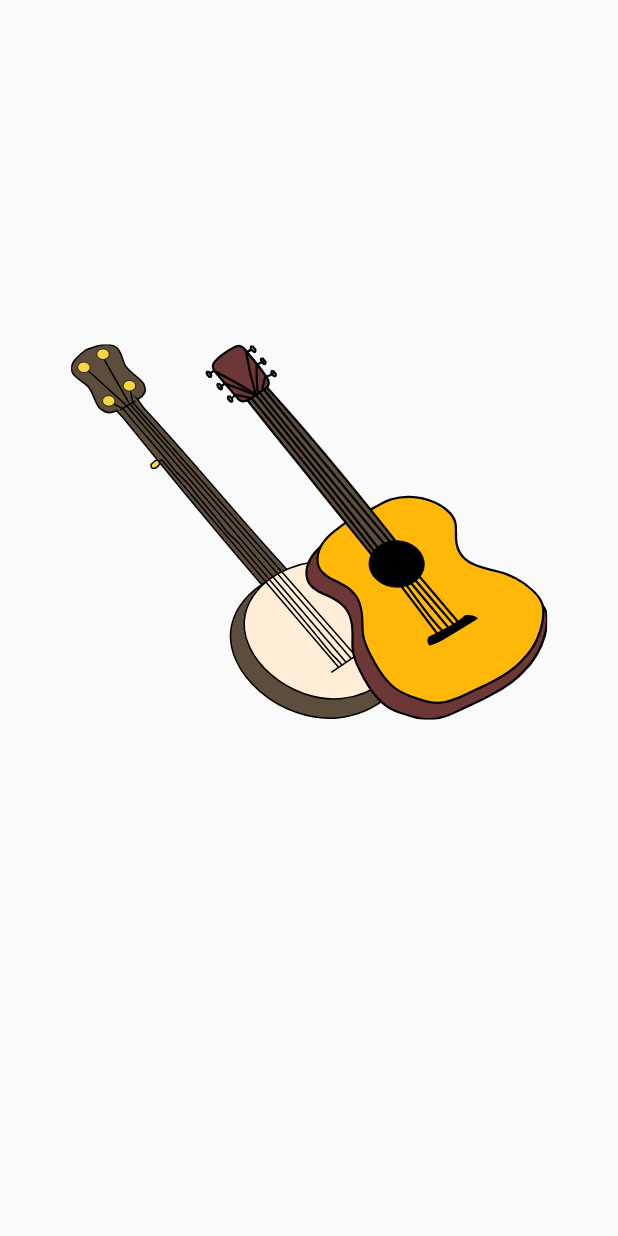
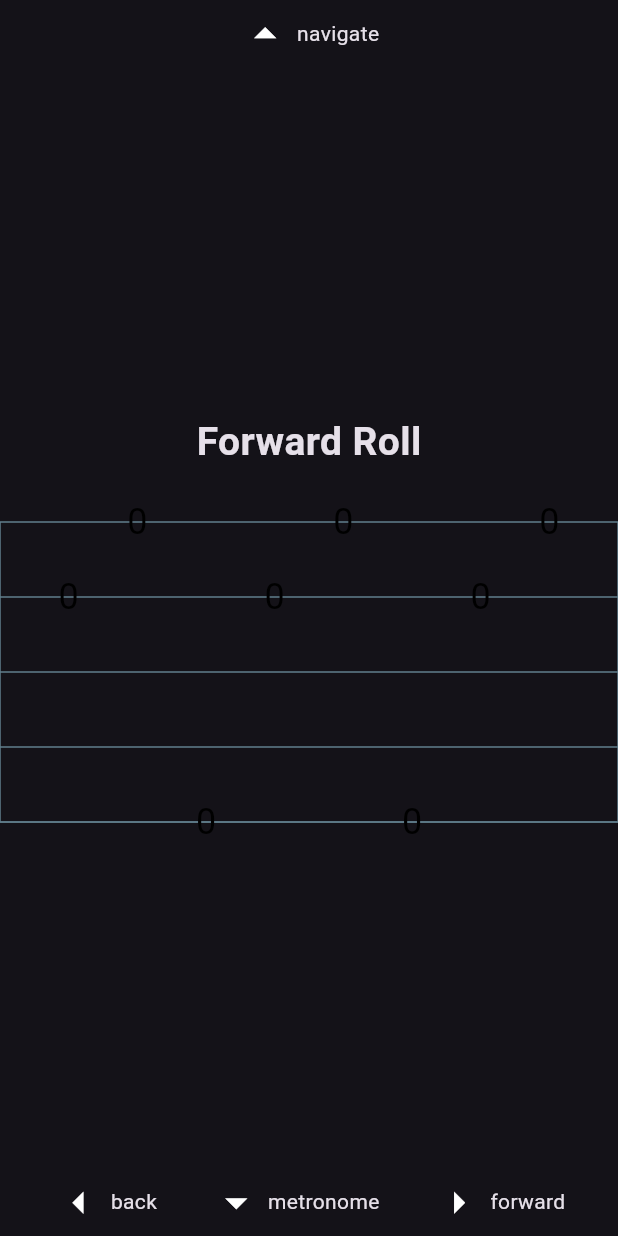
Before and after one commit to eighty4/picking, a Flutter app: the screen it shows after launch, on a phone screen of 412 x 824 dp. Run offline on Flutter 3.47's test engine with Material 2 defaults, Android fonts, the phone set to English and light mode, and no system bars; our stand-ins replace flutter_svg, google_fonts.

Commit message:
design desktop and tp screen layout

```diff
--- a/lib/libtab/context.dart
+++ b/lib/libtab/context.dart
@@ -1,15 +1,15 @@
-import 'package:flutter/widgets.dart';
+import 'package:flutter/material.dart';
 
 class TabContext {
   final Color backgroundColor;
   final Color lineColor;
   final Color notationColor;
 
-  const TabContext({
-    this.backgroundColor = const Color.fromARGB(255, 255, 255, 255),
-    this.lineColor = const Color.fromARGB(255, 96, 125, 139),
-    this.notationColor = const Color.fromARGB(255, 0, 0, 0),
-  });
+  TabContext.forBrightness(Brightness brightness)
+      : backgroundColor = Colors.transparent,
+        lineColor = Colors.blueGrey,
+        notationColor =
+            brightness == Brightness.dark ? Colors.white : Colors.black;
 
   Paint linePaint(
       {double width = 1, PaintingStyle style = PaintingStyle.stroke}) {
--- a/lib/libtab/display/measure.dart
+++ b/lib/libtab/display/measure.dart
@@ -2,14 +2,14 @@ import 'package:flutter/widgets.dart';
 import 'package:picking/libtab/libtab.dart';
 
 class MeasureDisplay extends StatelessWidget {
-  final TabContext ctx;
+  final TabContext tabContext;
   final Instrument instrument;
   final bool last;
   final Measure measure;
 
   const MeasureDisplay(this.measure,
       {Key? key,
-      this.ctx = const TabContext(),
+      required this.tabContext,
       required this.instrument,
       this.last = false})
       : super(key: key);
@@ -17,11 +17,11 @@ class MeasureDisplay extends StatelessWidget {
   @override
   Widget build(BuildContext context) {
     return Container(
-        color: ctx.backgroundColor,
+        color: tabContext.backgroundColor,
         child: CustomPaint(
             willChange: false,
             size: const Size(550, 200),
-            painter: MeasurePainter(ctx, instrument, measure, last)));
+            painter: MeasurePainter(tabContext, instrument, measure, last)));
   }
 }
 
@@ -31,7 +31,7 @@ class MeasurePainter extends CustomPainter {
   static const double repeatLineOffset = repeatBarWidth + repeatBarOffset;
   static const double repeatLineWidth = 1;
   static const double repeatCircleOffset = 13;
-  final TabContext ctx;
+  final TabContext tabContext;
   final Instrument instrument;
   final Measure measure;
   final bool last;
@@ -40,9 +40,9 @@ class MeasurePainter extends CustomPainter {
   double eighthSpacing = 0;
   double stringSpacing = 0;
 
-  MeasurePainter(this.ctx, this.instrument, this.measure, this.last)
-      : linePaint = ctx.linePaint(),
-        notationPaint = ctx.notationPaint();
+  MeasurePainter(this.tabContext, this.instrument, this.measure, this.last)
+      : linePaint = tabContext.linePaint(),
+        notationPaint = tabContext.notationPaint();
 
   @override
   void paint(Canvas canvas, Size size) {
@@ -75,11 +75,11 @@ class MeasurePainter extends CustomPainter {
     double lineOffset = end ? size.width - offset : offset;
     path.moveTo(lineOffset, 0);
     path.lineTo(lineOffset, size.height);
-    canvas.drawPath(path, ctx.linePaint(width: width));
+    canvas.drawPath(path, tabContext.linePaint(width: width));
   }
 
   void paintRepeatDots(Canvas canvas, Size size, bool end) {
-    var paint = ctx.linePaint(style: PaintingStyle.fill);
+    var paint = tabContext.linePaint(style: PaintingStyle.fill);
     var xOffset = end ? size.width - repeatCircleOffset : repeatCircleOffset;
     var yOffset = size.height / instrument.stringCount();
     canvas.drawCircle(Offset(xOffset, yOffset * 1.5), 2, paint);
@@ -124,7 +124,7 @@ class MeasurePainter extends CustomPainter {
 
   void paintNote(
       Canvas canvas, Size size, Note note, double noteX, double noteY) {
-    final textStyle = TextStyle(color: ctx.notationColor, fontSize: 24);
+    final textStyle = TextStyle(color: tabContext.notationColor, fontSize: 24);
     final textSpan = TextSpan(text: note.fret.toString(), style: textStyle);
     final textPainter = TextPainter(
       text: textSpan,
--- a/lib/main.dart
+++ b/lib/main.dart
@@ -4,9 +4,10 @@ import 'dev.dart';
 import 'instrument.dart';
 import 'routes.dart';
 import 'start.dart';
+import 'tv.dart';
 
 void main() {
-  runApp(const PickingApp());
+  runApp(const TvApp());
 }
 
 class PickingApp extends StatelessWidget {
--- a/lib/practice.dart
+++ b/lib/practice.dart
@@ -2,25 +2,25 @@ import 'package:flutter/material.dart';
 import 'package:picking/libtab/libtab.dart';
 
 class PracticeScreen extends StatelessWidget {
-  static WidgetBuilder createBuilder(PracticeMeasure practice) {
-    return (context) => PracticeScreen(practice: practice);
-  }
+  final PracticeMeasure practice;
+  final TabContext tabContext;
 
-  final PracticeMeasure practice;
-
-  const PracticeScreen({Key? key, required this.practice}) : super(key: key);
+  const PracticeScreen(
+      {Key? key, required this.practice, required this.tabContext})
+      : super(key: key);
 
   @override
   Widget build(BuildContext context) {
     return Column(
       children: [
-    Padding(
-      padding: const EdgeInsets.only(bottom: 20),
-      child: Text(practice.label,
-          style:
-              const TextStyle(fontSize: 26, fontWeight: FontWeight.bold)),
-    ),
-    MeasureDisplay(practice.measure, instrument: practice.instrument)
+        Padding(
+          padding: const EdgeInsets.only(bottom: 35),
+          child: Text(practice.label,
+              style:
+                  const TextStyle(fontSize: 26, fontWeight: FontWeight.bold)),
+        ),
+        MeasureDisplay(practice.measure,
+            tabContext: tabContext, instrument: practice.instrument)
       ],
     );
   }
--- /dev/null
+++ b/lib/tv.dart
@@ -0,0 +1,112 @@
+import 'package:flutter/material.dart';
+import 'package:picking/libtab/libtab.dart';
+
+import 'practice.dart';
+
+class IconSet {
+  final IconData left;
+  final IconData up;
+  final IconData right;
+  final IconData down;
+
+  const IconSet(
+      {required this.left,
+      required this.up,
+      required this.right,
+      required this.down});
+}
+
+class IconSets {
+  IconSets._();
+
+  static const triangle = IconSet(
+      left: Icons.arrow_left,
+      up: Icons.arrow_drop_up,
+      right: Icons.arrow_right,
+      down: Icons.arrow_drop_down);
+
+  static const active = triangle;
+}
+
+class TvApp extends StatelessWidget {
+  const TvApp({Key? key}) : super(key: key);
+
+  @override
+  Widget build(BuildContext context) {
+    return MaterialApp(
+      theme: ThemeData.dark(useMaterial3: true),
+      home: Scaffold(
+        body: Column(
+          children: [
+            TvControlsRow(padding: const EdgeInsets.only(top: 5), controls: [
+              TvControl(icon: IconSets.triangle.up, text: 'navigate'),
+            ]),
+            const ShowMeSomeTabs(),
+            TvControlsRow(padding: const EdgeInsets.only(bottom: 5), controls: [
+              TvControl(icon: IconSets.triangle.left, text: 'back'),
+              TvControl(icon: IconSets.triangle.down, text: 'metronome'),
+              TvControl(icon: IconSets.triangle.right, text: 'forward'),
+            ]),
+          ],
+        ),
+      ),
+    );
+  }
+}
+
+class TvControlsRow extends StatelessWidget {
+  final EdgeInsets padding;
+  final List<TvControl> controls;
+
+  const TvControlsRow({
+    Key? key,
+    required this.padding,
+    required this.controls,
+  }) : super(key: key);
+
+  @override
+  Widget build(BuildContext context) {
+    return Padding(
+      padding: padding,
+      child: Row(
+          mainAxisAlignment: MainAxisAlignment.spaceEvenly, children: controls),
+    );
+  }
+}
+
+class TvControl extends StatelessWidget {
+  final IconData icon;
+  final String text;
+
+  const TvControl({Key? key, required this.icon, required this.text})
+      : super(key: key);
+
+  @override
+  Widget build(BuildContext context) {
+    return RichText(
+      text: TextSpan(text: '', children: [
+        WidgetSpan(
+            alignment: PlaceholderAlignment.middle,
+            child: Icon(icon, size: 35)),
+        TextSpan(text: ' $text', style: DefaultTextStyle.of(context).style)
+      ]),
+    );
+  }
+}
+
+class ShowMeSomeTabs extends StatelessWidget {
+  const ShowMeSomeTabs({
+    Key? key,
+  }) : super(key: key);
+
+  @override
+  Widget build(BuildContext context) {
+    return Expanded(
+        child: Column(mainAxisAlignment: MainAxisAlignment.center, children: [
+      PracticeScreen(
+          tabContext: TabContext.forBrightness(
+              MediaQuery.of(context).platformBrightness),
+          practice: BanjoRolls.forward)
+    ]));
+  }
+}
```
Also changed, not shown: lib/dev.dart (+18 -12 lines), lib/libtab/display/chord_chart.dart (+10 -10 lines), lib/libtab/display/song.dart (+9 -5 lines).
